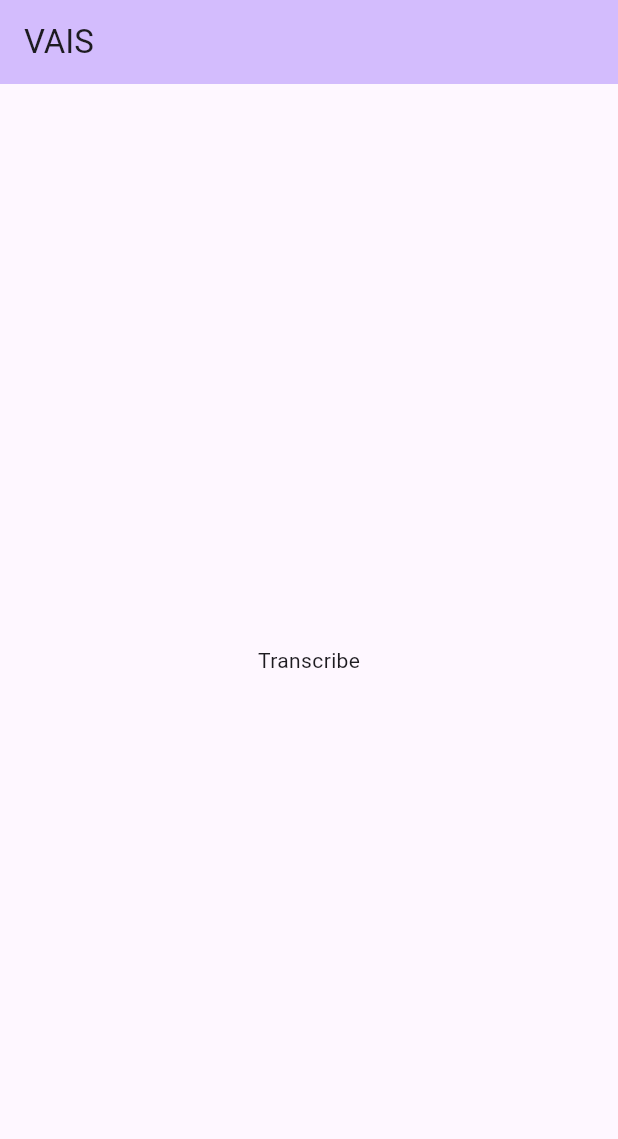
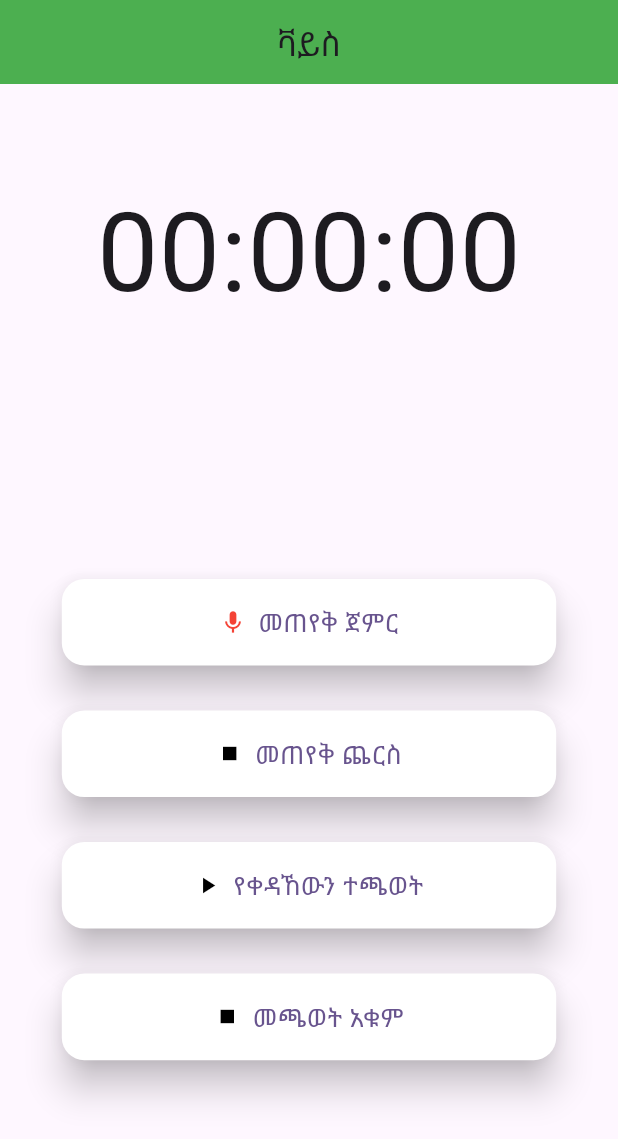
Before and after one commit to Yared-betsega/VAIS, a Flutter app: the screen it shows after launch, on a phone screen of 412 x 824 dp. Shown: the top 1139 px of the screen. Run offline on Flutter 3.47's test engine with Material 3 defaults, Android fonts, the light colour scheme and no system bars; our stand-ins replace assets_audio_player, bloc, flutter_bloc, flutter_spinkit, permission_handler, responsive_sizer; missing offline and left inert: flutter_sound.

Commit message:
Add files

```diff
--- /dev/null
+++ b/vais_mobile/lib/features/transcription/presentation/bloc/transcription/transcription_event.dart
@@ -0,0 +1,10 @@
+part of 'transcription_bloc.dart';
+
+@immutable
+sealed class TranscriptionEvent {}
+
+final class Transcribe extends TranscriptionEvent {
+  final String questionPath;
+
+  Transcribe(this.questionPath);
+}
--- /dev/null
+++ b/vais_mobile/lib/features/transcription/presentation/bloc/transcription/transcription_state.dart
@@ -0,0 +1,20 @@
+part of 'transcription_bloc.dart';
+
+@immutable
+sealed class TranscriptionState {}
+
+final class TranscriptionInitial extends TranscriptionState {}
+
+final class TranscriptionLoading extends TranscriptionState {}
+
+final class TranscriptionSuccess extends TranscriptionState {
+  final String questionAsText;
+
+  TranscriptionSuccess({required this.questionAsText});
+}
+
+final class TranscriptionFailure extends TranscriptionState {
+  final String message;
+
+  TranscriptionFailure({required this.message});
+}
--- /dev/null
+++ b/vais_mobile/lib/features/transcription/presentation/pages/transcribe.dart
@@ -0,0 +1,224 @@
+import 'dart:async';
+import 'dart:io';
+
+import 'package:assets_audio_player/assets_audio_player.dart';
+import 'package:flutter/material.dart';
+import 'package:flutter_bloc/flutter_bloc.dart';
+import 'package:flutter_sound/flutter_sound.dart';
+import 'package:flutter_spinkit/flutter_spinkit.dart';
+import 'package:intl/date_symbol_data_local.dart';
+import 'package:intl/intl.dart';
+import 'package:permission_handler/permission_handler.dart';
+import 'package:path/path.dart' as path;
+import 'package:responsive_sizer/responsive_sizer.dart';
+import 'package:vais_mobile/features/transcription/presentation/widgets/loading_indicator.dart';
+
+import '../widgets/action_button.dart';
+
+enum RecordingState { idle, recording, speaking }
+
+class TranscribePage extends StatefulWidget {
+  const TranscribePage({super.key, required this.title});
+  final String title;
+  @override
+  State<TranscribePage> createState() => _TranscribePageState();
+}
+
+class _TranscribePageState extends State<TranscribePage> {
+  late FlutterSoundRecorder _myRecorder;
+  final audioPlayer = AssetsAudioPlayer();
+  late String filePath;
+  bool _play = false;
+  int seconds = 0;
+  late Timer timer;
+  bool isTimerRunning = false;
+  RecordingState recordingState = RecordingState.idle;
+
+  void startRecorder() async {
+    filePath = '/sdcard/Download/temp.wav/';
+    _myRecorder = FlutterSoundRecorder();
+    await _myRecorder.openRecorder();
+
+    await _myRecorder.setSubscriptionDuration(const Duration(milliseconds: 10));
+    await initializeDateFormatting();
+
+    await Permission.microphone.request();
+    await Permission.storage.request();
+    await Permission.manageExternalStorage.request();
+  }
+
+  void startTimer() {
+    timer = Timer.periodic(const Duration(seconds: 1), (Timer timer) {
+      setState(() {
+        seconds++;
+      });
+    });
+    resetTimer();
+  }
+
+  void stopTimer() {
+    timer.cancel();
+    setState(() {
+      isTimerRunning = false;
+    });
+  }
+
+  void resetTimer() {
+    setState(() {
+      seconds = 0;
+    });
+  }
+
+  @override
+  void initState() {
+    super.initState();
+    startRecorder();
+    resetTimer();
+  }
+
+  @override
+  Widget build(BuildContext context) {
+    String formattedTime = formatTime(seconds);
+
+    return Scaffold(
+      extendBodyBehindAppBar: true,
+      appBar: AppBar(
+        backgroundColor: Colors.green,
+        elevation: 0.0,
+        title: const Center(child: Text('ቫይስ')),
+      ),
+      body: Center(
+        child: Column(
+          mainAxisAlignment: MainAxisAlignment.center,
+          children: [
+            Text(
+              formattedTime,
+              style: TextStyle(fontSize: 35.sp),
+            ),
+            SizedBox(
+              height: 20.h,
+            ),
+            Column(
+              children: [
+                recordingState == RecordingState.recording
+                    ? const ThreeBounceLoadingIndicator()
+                    : ActionButton(
+                        text: "መጠየቅ ጀምር",
+                        icon: Icons.mic,
+                        iconColor: Colors.red,
+                        f: () {
+                          record();
+                          if (!isTimerRunning) {
+                            startTimer();
+                            setState(() {
+                              isTimerRunning = true;
+                            });
+                          }
+                          setState(() {
+                            recordingState = RecordingState.recording;
+                          });
+                        }),
+                const SizedBox(
+                  height: 30,
+                ),
+                ActionButton(
+                    text: "መጠየቅ ጨርስ",
+                    icon: Icons.stop,
+                    iconColor: Colors.black,
+                    f: () {
+                      stopRecord();
+                      if (isTimerRunning) {
+                        stopTimer();
+                      }
+
+                      setState(() {
+                        recordingState = RecordingState.idle;
+                      });
+                    }),
+                const SizedBox(
+                  height: 30,
+                ),
+                ActionButton(
+                    text: "የቀዳኸውን ተጫወት",
+                    icon: Icons.play_arrow,
+                    iconColor: Colors.black,
+                    f: () {
+                      startPlaying();
+                    }),
+                const SizedBox(
+                  height: 30,
+                ),
+                ActionButton(
+                    text: "መጫወት አቁም",
+                    icon: Icons.stop,
+                    iconColor: Colors.black,
+                    f: () {
+                      stopPlaying();
+                    }),
+              ],
+            ),
+          ],
+        ),
+      ),
+    );
+  }
+
+  String formatTime(int seconds) {
+    Duration duration = Duration(seconds: seconds);
+    return DateFormat('HH:mm:ss')
+        .format(DateTime(0, 0, 0, 0, 0, 0, 0, 0).add(duration));
+  }
+
+  Future<void> record() async {
+    Directory dir = Directory(path.dirname(filePath));
+    if (!dir.existsSync()) {
+      dir.createSync();
+    }
+
+    _myRecorder.openRecorder();
+    await _myRecorder.setSubscriptionDuration(const Duration(milliseconds: 10));
+
+    await _myRecorder.startRecorder(
+      toFile: filePath,
+      codec: Codec.pcm16WAV,
+    );
+
+    StreamSubscription recordSubscription =
+        _myRecorder.onProgress!.listen((event) {
+      var date = DateTime.fromMillisecondsSinceEpoch(
+          event.duration.inMilliseconds,
+          isUtc: true);
+      var txt = DateFormat("mm:ss:SS", "en_GB").format(date);
+      setState(() {});
+    });
+
+    recordSubscription.cancel();
+  }
+
+  Future<String?> stopRecord() async {
+    _myRecorder.closeRecorder();
+    return await _myRecorder.stopRecorder();
+  }
+
+  Future<void> startPlaying() async {
+    audioPlayer.open(
+      Audio.file(filePath),
+      autoStart: true,
+      showNotification: true,
+    );
+  }
+
+  Future<void> stopPlaying() async {
+    audioPlayer.stop();
+  }
+
+  @override
+  void dispose() {
+    _myRecorder.closeRecorder(); // Null-aware operation
+
+    audioPlayer.stop();
+    audioPlayer.dispose();
+    timer.cancel();
+    super.dispose();
+  }
+}
--- /dev/null
+++ b/vais_mobile/lib/features/transcription/presentation/widgets/action_button.dart
@@ -0,0 +1,47 @@
+import 'package:flutter/material.dart';
+import 'package:responsive_sizer/responsive_sizer.dart';
+
+class ActionButton extends StatelessWidget {
+  const ActionButton({
+    super.key,
+    required this.text,
+    required this.icon,
+    required this.iconColor,
+    required this.f,
+  });
+
+  final IconData? icon;
+  final Color? iconColor;
+  final Function? f;
+  final String text;
+
+  @override
+  Widget build(BuildContext context) {
+    return SizedBox(
+      width: 80.w,
+      height: 7.h,
+      child: MouseRegion(
+        cursor: SystemMouseCursors.click,
+        child: ElevatedButton.icon(
+            style: ElevatedButton.styleFrom(
+                padding: const EdgeInsets.all(5),
+                backgroundColor: Colors.white,
+                shape: RoundedRectangleBorder(
+                  borderRadius: BorderRadius.circular(15),
+                ),
+                elevation: 10.0),
+            onPressed: () {
+              f!();
+            },
+            icon: Icon(
+              icon,
+              color: iconColor,
+            ),
+            label: Text(
+              text,
+              style: TextStyle(fontSize: 17.sp),
+            )),
+      ),
+    );
+  }
+}
--- a/vais_mobile/lib/features/transcription/transcribe.dart
+++ /dev/null
@@ -1,28 +0,0 @@
-import 'package:flutter/material.dart';
-
-class Transcribe extends StatefulWidget {
-  const Transcribe({super.key, required this.title});
-  final String title;
-  @override
-  State<Transcribe> createState() => _TranscribeState();
-}
-
-class _TranscribeState extends State<Transcribe> {
-  @override
-  Widget build(BuildContext context) {
-    return Scaffold(
-      appBar: AppBar(
-        backgroundColor: Theme.of(context).colorScheme.inversePrimary,
-        title: Text(widget.title),
-      ),
-      body: const Column(
-        mainAxisAlignment: MainAxisAlignment.center,
-        children: [
-          Center(
-            child: Text("Transcribe"),
-          ),
-        ],
-      ),
-    );
-  }
-}
--- a/vais_mobile/lib/main.dart
+++ b/vais_mobile/lib/main.dart
@@ -1,5 +1,8 @@
 import 'package:flutter/material.dart';
-import 'package:vais_mobile/features/transcription/transcribe.dart';
+import 'package:responsive_sizer/responsive_sizer.dart';
+import 'package:vais_mobile/features/transcription/presentation/bloc/transcription/transcription_bloc.dart';
+import 'package:flutter_bloc/flutter_bloc.dart';
+import 'package:vais_mobile/features/transcription/presentation/pages/transcribe.dart';
 
 void main() {
   runApp(const MyApp());
@@ -11,28 +14,24 @@ class MyApp extends StatelessWidget {
   // This widget is the root of your application.
   @override
   Widget build(BuildContext context) {
+    return ResponsiveSizer(
+      builder: (context, orientation, screentype) {
         return MaterialApp(
           title: 'Flutter Demo',
           theme: ThemeData(
-        // This is the theme of your application.
-        //
-        // TRY THIS: Try running your application with "flutter run". You'll see
-        // the application has a purple toolbar. Then, without quitting the app,
-        // try changing the seedColor in the colorScheme below to Colors.green
-        // and then invoke "hot reload" (save your changes or press the "hot
-        // reload" button in a Flutter-supported IDE, or press "r" if you used
-        // the command line to start the app).
-        //
-        // Notice that the counter didn't reset back to zero; the application
-        // state is not lost during the reload. To reset the state, use hot
-        // restart instead.
-        //
-        // This works for code too, not just values: Most code changes can be
-        // tested with just a hot reload.
             colorScheme: ColorScheme.fromSeed(seedColor: Colors.deepPurple),
             useMaterial3: true,
           ),
-      home: const MyHomePage(title: 'Flutter Demo Home Page'),
+          home: MultiBlocProvider(
+            providers: [
+              BlocProvider<TranscriptionBloc>(
+                create: (context) => TranscriptionBloc(),
+              ),
+            ],
+            child: const MyHomePage(title: 'Flutter Demo Home Page'),
+          ),
+        );
+      },
     );
   }
 }
@@ -49,7 +48,7 @@ class MyHomePage extends StatefulWidget {
 class _MyHomePageState extends State<MyHomePage> {
   @override
   Widget build(BuildContext context) {
-    return const Transcribe(
+    return const TranscribePage(
       title: "VAIS",
     );
   }
```
Also changed, not shown: vais_mobile/lib/features/transcription/presentation/bloc/transcription/transcription_bloc.dart (added, +22 -0 lines), vais_mobile/lib/features/transcription/presentation/widgets/loading_indicator.dart (added, +26 -0 lines), vais_mobile/pubspec.yaml (+11 -3 lines), vais_mobile/pubspec.lock, 8 other files. Lines whose indentation alone changed are shown as unchanged.
